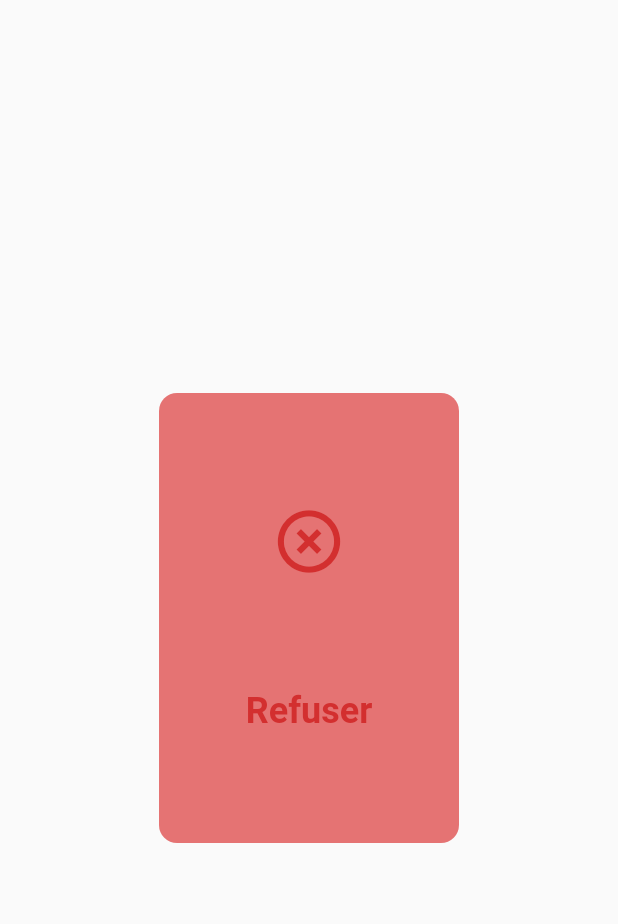
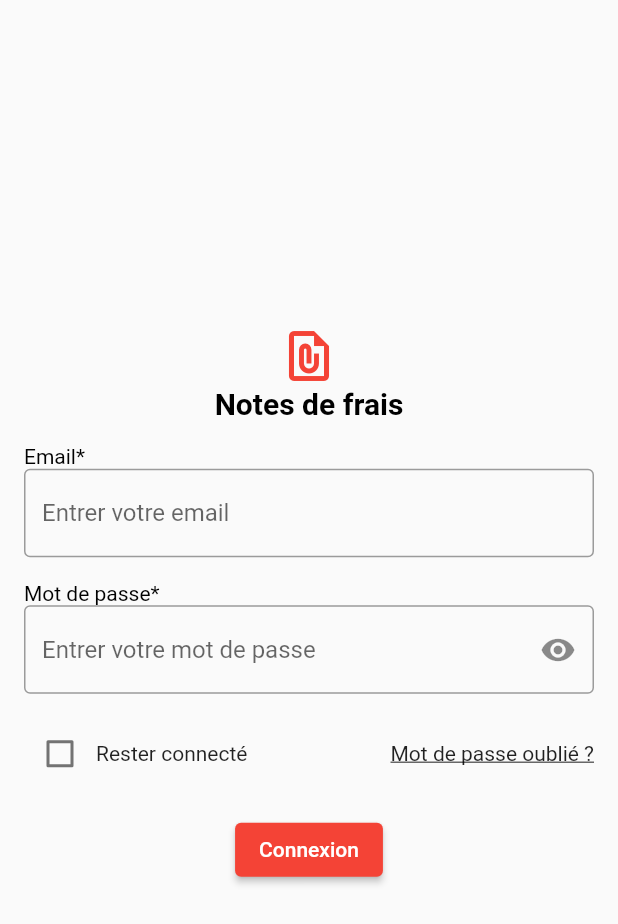
Before and after one commit to Thomas-Xefi/exo-flutter, a Flutter app: the screen it shows after launch, on a phone screen of 412 x 824 dp. Shown: the top 924 px of the screen. Run offline on Flutter 3.47's test engine with Material 2 defaults, Android fonts, the light colour scheme and no system bars.

Commit message:
formulaire exo

```diff
--- a/lib/main.dart
+++ b/lib/main.dart
@@ -1,5 +1,6 @@
 import 'package:flutter/material.dart';
 import 'package:monapp/widgets/academy_page.dart';
+import 'package:monapp/widgets/form_exo3.dart';
 
 void main() {
   runApp(const MyApp());
@@ -15,7 +16,7 @@ class MyApp extends StatelessWidget {
       theme: ThemeData(
         primarySwatch: Colors.red,
       ),
-      home: const AcademyPage(),
+      home: const FormExo3(),
     );
   }
 }
--- /dev/null
+++ b/lib/widgets/form_exo3.dart
@@ -0,0 +1,163 @@
+// ignore_for_file: prefer_const_constructors, prefer_const_literals_to_create_immutables
+
+import 'package:flutter/cupertino.dart';
+import 'package:flutter/material.dart';
+import 'package:flutter/src/widgets/container.dart';
+import 'package:flutter/src/widgets/framework.dart';
+import 'package:url_launcher/url_launcher.dart';
+
+class FormExo3 extends StatefulWidget {
+  const FormExo3({super.key});
+
+  @override
+  State<FormExo3> createState() => _FormExo3State();
+}
+
+class _FormExo3State extends State<FormExo3> {
+  bool isChecked = false;
+  final _formKey = GlobalKey<FormState>();
+
+  @override
+  Widget build(BuildContext context) {
+    return Scaffold(
+      body: Container(
+        child: Column(
+          mainAxisAlignment: MainAxisAlignment.center,
+          children: [
+            Container(
+              child: Column(
+                mainAxisAlignment: MainAxisAlignment.spaceAround,
+                children: [
+                  Icon(
+                    Icons.file_present_outlined,
+                    size: 40,
+                    color: Colors.red,
+                  ),
+                  Text(
+                    'Notes de frais',
+                    style: TextStyle(
+                        fontSize: 20,
+                        fontWeight: FontWeight.bold,
+                        color: Colors.black),
+                  ),
+                ],
+              ),
+            ),
+            Padding(
+              padding: const EdgeInsets.all(16),
+              child: Form(
+                key: _formKey,
+                child: Column(
+                  crossAxisAlignment: CrossAxisAlignment.start,
+                  children: [
+                    Text(
+                      'Email*',
+                      style: TextStyle(
+                        color: Colors.black,
+                        fontSize: 14,
+                      ),
+                    ),
+                    TextFormField(
+                      decoration: const InputDecoration(
+                        border: OutlineInputBorder(),
+                        hintText: 'Entrer votre email',
+                      ),
+                      validator: (value) {
+                        if (value == null || value.isEmpty) {
+                          return 'Il faut renseigner votre mail';
+                        }
+                        return null;
+                      },
+                    ),
+                    Padding(
+                      padding: const EdgeInsets.only(top: 8, bottom: 8),
+                    ),
+                    Text(
+                      'Mot de passe*',
+                      style: TextStyle(
+                        color: Colors.black,
+                        fontSize: 14,
+                      ),
+                    ),
+                    TextFormField(
+                      obscureText: true,
+                      decoration: const InputDecoration(
+                        border: OutlineInputBorder(),
+                        hintText: 'Entrer votre mot de passe',
+                        suffixIcon: Icon(
+                          Icons.remove_red_eye,
+                        ),
+                      ),
+                      validator: (value) {
+                        if (value == null || value.isEmpty) {
+                          return 'Il faut renseigner votre mot de passe';
+                        }
+                        return null;
+                      },
+                    ),
+                    Padding(
+                      padding: const EdgeInsets.all(8),
+                    ),
+                    Row(
+                      mainAxisAlignment: MainAxisAlignment.spaceBetween,
+                      children: [
+                        Column(
+                          children: [
+                            Row(
+                              children: [
+                                Checkbox(
+                                  checkColor: Colors.white,
+                                  value: isChecked,
+                                  onChanged: (bool? value) {
+                                    setState(() {
+                                      isChecked = value!;
+                                    });
+                                  },
+                                ),
+                                Text('Rester connecté')
+                              ],
+                            ),
+                          ],
+                        ),
+                        Column(
+                          children: [
+                            InkWell(
+                              child: Text(
+                                'Mot de passe oublié ?',
+                                style: TextStyle(
+                                    decoration: TextDecoration.underline),
+                              ),
+                              onTap: () {
+                                launchUrl(Uri.parse('https://flutter.dev/'));
+                              },
+                            ),
+                          ],
+                        ),
+                      ],
+                    ),
+                    Padding(
+                      padding: const EdgeInsets.all(8),
+                    ),
+                    Center(
+                      child: ElevatedButton(
+                        onPressed: () {
+                          if (_formKey.currentState!.validate()) {
+                            ScaffoldMessenger.of(context).showSnackBar(
+                              const SnackBar(
+                                  content: Text('Vous êtes connecté')),
+                            );
+                          }
+                        },
+                        child: const Text('Connexion'),
+                      ),
+                    ),
+                  ],
+                ),
+              ),
+            ),
+          ],
+        ),
+      ),
+    );
+  }
+}
--- a/pubspec.yaml
+++ b/pubspec.yaml
@@ -36,6 +36,7 @@ dependencies:
   # The following adds the Cupertino Icons font to your application.
   # Use with the CupertinoIcons class for iOS style icons.
   cupertino_icons: ^1.0.2
+  url_launcher: ^6.1.6
 
 dev_dependencies:
   flutter_test:
```
Also changed, not shown: pubspec.lock, 5 other files.
